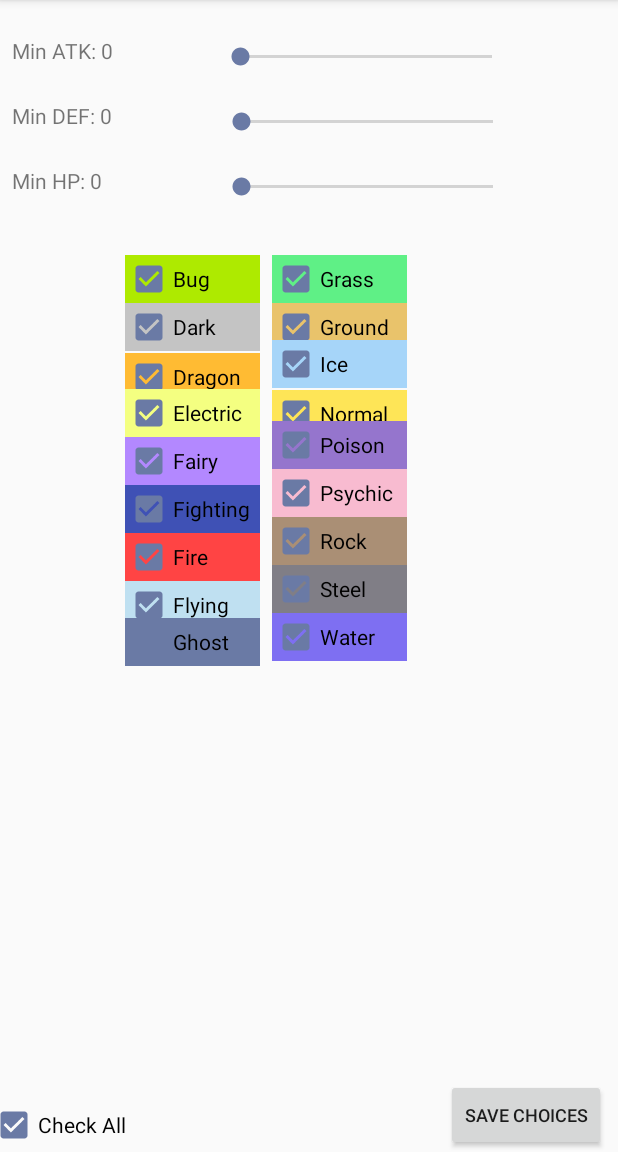
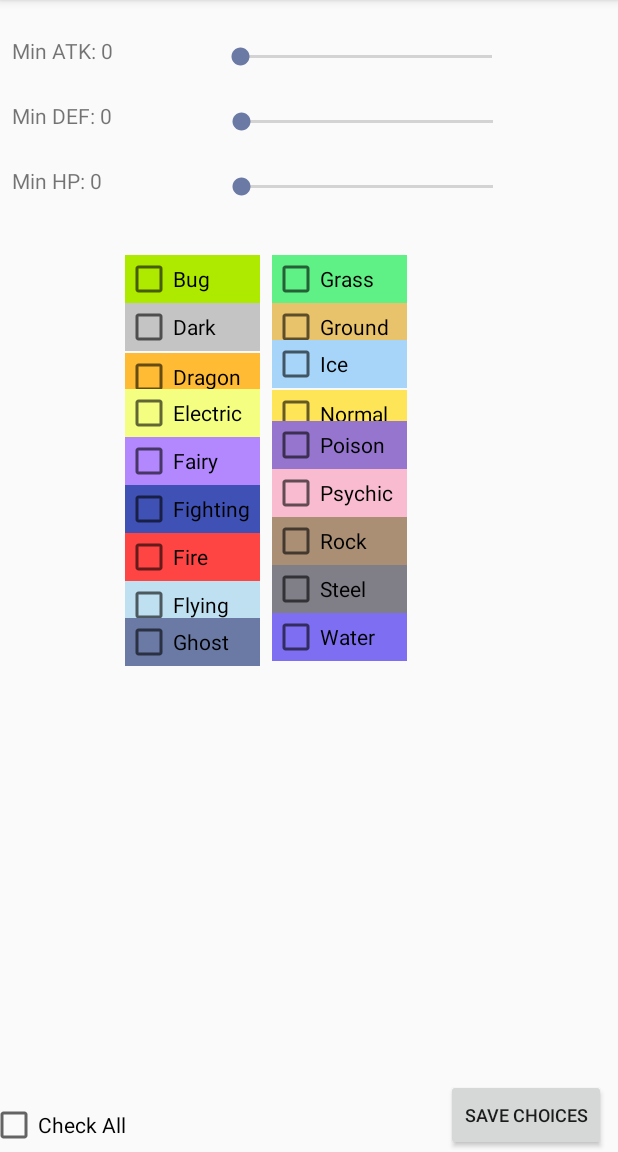
Before and after one commit to MobileDevelopersOfBerkeley/proj2FA17android, an Android app: the screen it shows after launch (FilterActivity), in the options menu, after a tap on "New Filter", on a phone screen of 412 x 824 dp, the part 84-1236 px from its top. Run offline under Robolectric (Android 15) with nearby library versions, the phone set to English and light mode, and no system bars; our stand-ins replace Picasso; pictures from the network do not load.

Commit message:
Bugfixing and code cleanup

```diff
--- a/app/src/main/java/com/example/nzp/pokedex/FilterActivity.java
+++ b/app/src/main/java/com/example/nzp/pokedex/FilterActivity.java
@@ -54,13 +54,11 @@ public class FilterActivity extends AppCompatActivity implements SeekBar.OnSeekB
         checkBoxes = new CheckBox[Pokemon.NUM_TYPES];
         for (int i = 0; i < checkBoxes.length; i += 1) {
             checkBoxes[i] = (CheckBox) (findViewById(checkBoxIds[i]));
-            checkBoxes[i].setChecked(true);
         }
 
         //Check all and save button
         checkAll = (CheckBox) (findViewById(R.id.checkAll));
         saveButton = (Button) (findViewById(R.id.saveButton));
-        checkAll.setChecked(true);
         checkAll.setOnClickListener(this);
         saveButton.setOnClickListener(this);
     }
--- a/app/src/main/java/com/example/nzp/pokedex/Pokemon.java
+++ b/app/src/main/java/com/example/nzp/pokedex/Pokemon.java
@@ -30,7 +30,6 @@ public class Pokemon {
     String species;
     String specialAttack;
     String specialDefense;
-    String typeProfile;
     String speed;
     String total;
     String[] type;
@@ -45,7 +44,6 @@ public class Pokemon {
             species = jsonData.getString("Species").trim();
             specialAttack = jsonData.getString("Sp. Atk").trim();
             specialDefense = jsonData.getString("Sp. Def").trim();
-            typeProfile = jsonData.getString("Type").trim();
             speed = jsonData.getString("Speed").trim();
             total = jsonData.getString("Total").trim();
 
@@ -55,6 +53,7 @@ public class Pokemon {
             type = types.substring(1, types.length() - 1).split(","); //split into array of type strings
             for (int i = 0; i < type.length; i += 1) {
                 type[i] = type[i].substring(1, type[i].length() - 1); //remove "" around each type string
+                type[i] = type[i].substring(0, 1).toUpperCase() + type[i].substring(1).toLowerCase();
             }
 
         } catch (JSONException e) {
--- a/app/src/main/res/layout/activity_filter.xml
+++ b/app/src/main/res/layout/activity_filter.xml
@@ -100,7 +100,7 @@
         android:layout_marginTop="0dp"
         android:background="@color/cardview_dark_background"
         android:backgroundTint="@color/cardview_shadow_start_color"
-        android:text="Dark"
+        android:text="@string/dark"
         android:textColor="@android:color/black"
         app:layout_constraintLeft_toLeftOf="parent"
         app:layout_constraintTop_toBottomOf="@+id/bugCheckBox"/>
@@ -112,7 +112,7 @@
         android:layout_marginLeft="83dp"
         android:layout_marginTop="1dp"
         android:background="@android:color/holo_orange_light"
-        android:text="Dragon"
+        android:text="@string/dragon"
         app:layout_constraintLeft_toLeftOf="parent"
         app:layout_constraintTop_toBottomOf="@+id/darkCheckBox"/>
 
@@ -123,7 +123,7 @@
         android:layout_marginLeft="83dp"
         android:layout_marginTop="-8dp"
         android:background="@color/serial1"
-        android:text="Electric"
+        android:text="@string/electric"
         app:layout_constraintLeft_toLeftOf="parent"
         app:layout_constraintTop_toBottomOf="@+id/dragonCheckBox"/>
 
@@ -136,7 +136,7 @@
         android:autofillHints="@color/accompany4"
         android:background="@color/accompany8"
         android:backgroundTint="@color/accompany4"
-        android:text="Fairy"
+        android:text="@string/fairy"
         app:layout_constraintLeft_toLeftOf="parent"
         app:layout_constraintTop_toBottomOf="@+id/electricCheckBox"/>
 
@@ -147,7 +147,7 @@
         android:layout_marginLeft="83dp"
         android:layout_marginTop="0dp"
         android:background="@color/colorPrimaryDark"
-        android:text="Fighting"
+        android:text="@string/fighting"
         app:layout_constraintLeft_toLeftOf="parent"
         app:layout_constraintTop_toBottomOf="@+id/fairyCheckBox"/>
 
@@ -158,7 +158,7 @@
         android:layout_marginLeft="83dp"
         android:layout_marginTop="0dp"
         android:background="@android:color/holo_red_light"
-        android:text="Fire"
+        android:text="@string/fire"
         app:layout_constraintLeft_toLeftOf="parent"
         app:layout_constraintTop_toBottomOf="@+id/fightingCheckBox"/>
 
@@ -170,7 +170,7 @@
         android:layout_marginTop="0dp"
         android:background="@android:color/holo_blue_bright"
         android:backgroundTint="@color/accompany3"
-        android:text="Flying"
+        android:text="@string/flying"
         app:layout_constraintLeft_toLeftOf="parent"
         app:layout_constraintTop_toBottomOf="@+id/fireCheckBox"/>
 
@@ -181,7 +181,7 @@
         android:layout_marginLeft="83dp"
         android:layout_marginTop="-7dp"
         android:background="@color/colorAccent"
-        android:text="Ghost"
+        android:text="@string/ghost"
         app:layout_constraintLeft_toLeftOf="parent"
         app:layout_constraintTop_toBottomOf="@+id/flyingCheckBox"/>
 
@@ -193,7 +193,7 @@
         android:layout_marginRight="8dp"
         android:layout_marginTop="0dp"
         android:background="@color/combinationTriSecondary"
-        android:text="Grass"
+        android:text="@string/grass"
         app:layout_constraintHorizontal_bias="0.0"
         app:layout_constraintLeft_toRightOf="@+id/bugCheckBox"
         app:layout_constraintRight_toRightOf="parent"
@@ -207,7 +207,7 @@
         android:layout_marginRight="8dp"
         android:layout_marginTop="0dp"
         android:background="@color/combinationPrimary"
-        android:text="Ground"
+        android:text="@string/ground"
         app:layout_constraintHorizontal_bias="0.0"
         app:layout_constraintLeft_toRightOf="@+id/darkCheckBox"
         app:layout_constraintRight_toRightOf="parent"
@@ -221,7 +221,7 @@
         android:layout_marginRight="8dp"
         android:layout_marginTop="-7dp"
         android:background="@color/serial7"
-        android:text="Ice"
+        android:text="@string/ice"
         app:layout_constraintHorizontal_bias="0.0"
         app:layout_constraintLeft_toRightOf="@+id/dragonCheckBox"
         app:layout_constraintRight_toRightOf="parent"
@@ -235,7 +235,7 @@
         android:layout_marginRight="8dp"
         android:layout_marginTop="1dp"
         android:background="@color/serial2"
-        android:text="Normal"
+        android:text="@string/normal"
         app:layout_constraintHorizontal_bias="0.0"
         app:layout_constraintLeft_toRightOf="@+id/electricCheckBox"
         app:layout_constraintRight_toRightOf="parent"
@@ -249,7 +249,7 @@
         android:layout_marginRight="8dp"
         android:layout_marginTop="-11dp"
         android:background="@color/accompnay1"
-        android:text="Poison"
+        android:text="@string/poison"
         app:layout_constraintHorizontal_bias="0.0"
         app:layout_constraintLeft_toRightOf="@+id/fairyCheckBox"
         app:layout_constraintRight_toRightOf="parent"
@@ -263,7 +263,7 @@
         android:layout_marginRight="8dp"
         android:layout_marginTop="0dp"
         android:background="@color/accompany8"
-        android:text="Psychic"
+        android:text="@string/psychic"
         app:layout_constraintHorizontal_bias="0.0"
         app:layout_constraintLeft_toRightOf="@+id/fightingCheckBox"
         app:layout_constraintRight_toRightOf="parent"
@@ -277,7 +277,7 @@
         android:layout_marginRight="8dp"
         android:layout_marginTop="0dp"
         android:background="@color/accompany6"
-        android:text="Rock"
+        android:text="@string/rock"
         app:layout_constraintHorizontal_bias="0.0"
         app:layout_constraintLeft_toRightOf="@+id/fireCheckBox"
         app:layout_constraintRight_toRightOf="parent"
@@ -291,7 +291,7 @@
         android:layout_marginRight="8dp"
         android:layout_marginTop="0dp"
         android:background="@color/accompany7"
-        android:text="Steel"
+        android:text="@string/steel"
         app:layout_constraintHorizontal_bias="0.0"
         app:layout_constraintLeft_toRightOf="@+id/flyingCheckBox"
         app:layout_constraintRight_toRightOf="parent"
@@ -306,7 +306,7 @@
         android:layout_marginRight="8dp"
         android:layout_marginTop="0dp"
         android:background="@color/acoompany2"
-        android:text="Water"
+        android:text="@string/water"
         app:layout_constraintBottom_toBottomOf="parent"
         app:layout_constraintHorizontal_bias="0.0"
         app:layout_constraintLeft_toRightOf="@+id/ghostCheckBox"
@@ -318,7 +318,7 @@
         android:id="@+id/checkAll"
         android:layout_width="wrap_content"
         android:layout_height="wrap_content"
-        android:text="Check All"
+        android:text="@string/check_all"
         app:layout_constraintBottom_toBottomOf="parent"
         app:layout_constraintTop_toTopOf="parent"
         app:layout_constraintVertical_bias="0.997"
@@ -329,7 +329,7 @@
         android:id="@+id/saveButton"
         android:layout_width="wrap_content"
         android:layout_height="wrap_content"
-        android:text="Save Choices"
+        android:text="@string/save_choices"
         android:textSize="12sp"
         app:layout_constraintLeft_toRightOf="@+id/checkAll"
         android:layout_marginLeft="8dp"
--- a/app/src/main/res/values/strings.xml
+++ b/app/src/main/res/values/strings.xml
@@ -6,4 +6,34 @@
     <string name="min_atk">Min ATK: %d</string>
     <string name="min_def">Min DEF: %d</string>
     <string name="min_hp">Min HP: %d</string>
+    <string name="total">Total:</string>
+    <string name="spdefense">SpDefense</string>
+    <string name="spattack">SpAttack</string>
+    <string name="defense">Defense</string>
+    <string name="attack">Attack</string>
+    <string name="speed">Speed</string>
+    <string name="hp">HP</string>
+    <string name="species">Species:</string>
+    <string name="pokemon">Pokemon #:</string>
+    <string name="name">Name:</string>
+    <string name="search_this_pokemon">Search this Pokemon</string>
+    <string name="dark">Dark</string>
+    <string name="dragon">Dragon</string>
+    <string name="electric">Electric</string>
+    <string name="fairy">Fairy</string>
+    <string name="fighting">Fighting</string>
+    <string name="fire">Fire</string>
+    <string name="flying">Flying</string>
+    <string name="ghost">Ghost</string>
+    <string name="grass">Grass</string>
+    <string name="ground">Ground</string>
+    <string name="ice">Ice</string>
+    <string name="normal">Normal</string>
+    <string name="poison">Poison</string>
+    <string name="psychic">Psychic</string>
+    <string name="rock">Rock</string>
+    <string name="steel">Steel</string>
+    <string name="water">Water</string>
+    <string name="check_all">Check All</string>
+    <string name="save_choices">Save Choices</string>
 </resources>
```
Also changed, not shown: app/src/main/res/layout/activity_pokemon_display.xml (+12 -12 lines), app/src/main/res/layout/activity_sample_pokemon.xml (deleted, +0 -18 lines).
